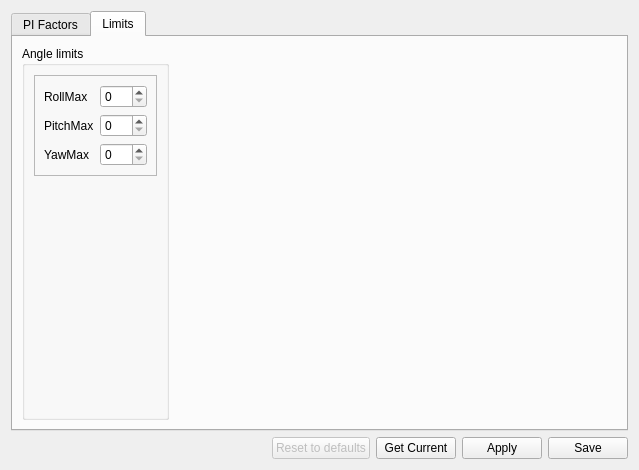
Above: ground/openpilotgcs/src/plugins/config/stabilization.ui from openpilot/OpenPilot before the change. Below: the same form after it.
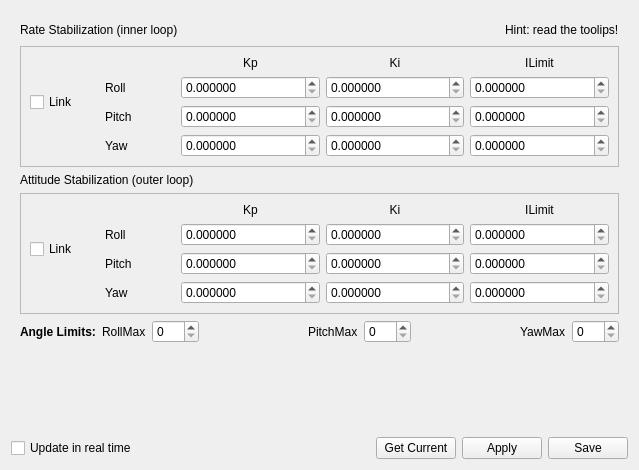
That is the form after the change. The open tabs and pages were chosen to show the change.

Commit message: Implemented stabilization tuning UI improvements as per OP-429.

What changed in the file:
```diff
--- a/ground/openpilotgcs/src/plugins/config/stabilization.ui
+++ b/ground/openpilotgcs/src/plugins/config/stabilization.ui
@@ -15,14 +15,7 @@
   </property>
   <layout class="QVBoxLayout" name="verticalLayout_3">
    <item>
-    <widget class="QTabWidget" name="piFactors">
-     <property name="currentIndex">
-      <number>0</number>
-     </property>
-     <widget class="QWidget" name="tab">
-      <attribute name="title">
-       <string>PI Factors</string>
-      </attribute>
+    <widget class="QFrame" name="piFactors">
       <layout class="QVBoxLayout" name="verticalLayout_2">
        <item>
         <layout class="QVBoxLayout" name="verticalLayout">
@@ -455,96 +448,85 @@
            </layout>
           </widget>
          </item>
-         <item>
-          <spacer name="verticalSpacer">
-           <property name="orientation">
-            <enum>Qt::Vertical</enum>
-           </property>
-           <property name="sizeHint" stdset="0">
-            <size>
-             <width>20</width>
-             <height>40</height>
-            </size>
-           </property>
-          </spacer>
+       </layout>
          </item>
          <item>
-          <widget class="QCheckBox" name="realTimeUpdates">
-           <property name="toolTip">
-            <string>If you check this, the GCS will udpate the stabilization factors
-automatically every 300ms, which will help for fast tuning.</string>
+       <layout class="QHBoxLayout" name="horizontalLayout_4">
+        <item>
+         <widget class="QLabel" name="label_5">
+          <property name="font">
+           <font>
+            <weight>75</weight>
+            <bold>true</bold>
+           </font>
            </property>
            <property name="text">
-            <string>Update in real time</string>
+           <string>Angle Limits:</string>
            </property>
           </widget>
          </item>
-        </layout>
-       </item>
-      </layout>
-     </widget>
-     <widget class="QWidget" name="tab_2">
-      <attribute name="title">
-       <string>Limits</string>
-      </attribute>
-      <layout class="QHBoxLayout" name="horizontalLayout">
        <item>
-        <widget class="QGroupBox" name="groupBox">
-         <property name="title">
-          <string>Angle limits</string>
-         </property>
-         <layout class="QVBoxLayout" name="verticalLayout_4">
-          <item>
-           <widget class="QFrame" name="frame">
-            <property name="toolTip">
-             <string>In this area, you can setup the limits for roll, pitch and yaw in attitude mode, i.e. what max attitude the airframe will reach if the sticks are pushed to the max.</string>
-            </property>
-            <property name="frameShape">
-             <enum>QFrame::StyledPanel</enum>
-            </property>
-            <property name="frameShadow">
-             <enum>QFrame::Raised</enum>
-            </property>
-            <layout class="QFormLayout" name="formLayout">
-             <property name="fieldGrowthPolicy">
-              <enum>QFormLayout::AllNonFixedFieldsGrow</enum>
-             </property>
-             <item row="0" column="0">
               <widget class="QLabel" name="label">
                <property name="text">
                 <string>RollMax</string>
                </property>
               </widget>
              </item>
-             <item row="0" column="1">
+        <item>
               <widget class="QSpinBox" name="rollMax">
                <property name="maximum">
                 <number>180</number>
                </property>
               </widget>
              </item>
-             <item row="1" column="0">
+        <item>
+         <spacer name="horizontalSpacer_4">
+          <property name="orientation">
+           <enum>Qt::Horizontal</enum>
+          </property>
+          <property name="sizeHint" stdset="0">
+           <size>
+            <width>40</width>
+            <height>20</height>
+           </size>
+          </property>
+         </spacer>
+        </item>
+        <item>
               <widget class="QLabel" name="label_2">
                <property name="text">
                 <string>PitchMax</string>
                </property>
               </widget>
              </item>
-             <item row="1" column="1">
+        <item>
               <widget class="QSpinBox" name="pitchMax">
                <property name="maximum">
                 <number>180</number>
                </property>
               </widget>
              </item>
-             <item row="2" column="0">
+        <item>
+         <spacer name="horizontalSpacer_5">
+          <property name="orientation">
+           <enum>Qt::Horizontal</enum>
+          </property>
+          <property name="sizeHint" stdset="0">
+           <size>
+            <width>40</width>
+            <height>20</height>
+           </size>
+          </property>
+         </spacer>
+        </item>
+        <item>
               <widget class="QLabel" name="label_3">
                <property name="text">
                 <string>YawMax</string>
                </property>
               </widget>
              </item>
-             <item row="2" column="1">
+        <item>
               <widget class="QSpinBox" name="yawMax">
                <property name="maximum">
                 <number>180</number>
@@ -552,10 +534,12 @@
               </widget>
              </item>
             </layout>
+      </item>
+     </layout>
            </widget>
           </item>
           <item>
-           <spacer name="verticalSpacer_2">
+    <spacer name="verticalSpacer">
             <property name="orientation">
              <enum>Qt::Vertical</enum>
             </property>
@@ -566,29 +550,20 @@
              </size>
             </property>
            </spacer>
-          </item>
-         </layout>
-        </widget>
-       </item>
-       <item>
-        <spacer name="horizontalSpacer_2">
-         <property name="orientation">
-          <enum>Qt::Horizontal</enum>
-         </property>
-         <property name="sizeHint" stdset="0">
-          <size>
-           <width>40</width>
-           <height>20</height>
-          </size>
-         </property>
-        </spacer>
-       </item>
-      </layout>
-     </widget>
-    </widget>
    </item>
    <item>
     <layout class="QHBoxLayout" name="horizontalLayout_2">
+     <item>
+      <widget class="QCheckBox" name="realTimeUpdates">
+       <property name="toolTip">
+        <string>If you check this, the GCS will udpate the stabilization factors
+automatically every 300ms, which will help for fast tuning.</string>
+       </property>
+       <property name="text">
+        <string>Update in real time</string>
+       </property>
+      </widget>
+     </item>
      <item>
       <spacer name="horizontalSpacer">
        <property name="orientation">
@@ -602,19 +577,6 @@
        </property>
       </spacer>
      </item>
-     <item>
-      <widget class="QPushButton" name="resetStabilizationToDefaults">
-       <property name="enabled">
-        <bool>false</bool>
-       </property>
-       <property name="toolTip">
-        <string>Not implemented yet.</string>
-       </property>
-       <property name="text">
-        <string>Reset to defaults</string>
-       </property>
-      </widget>
-     </item>
      <item>
       <widget class="QPushButton" name="getStabilizationCurrent">
        <property name="text">
```
Lines whose indentation alone changed are shown as unchanged. The commit also changes 2 other files.
